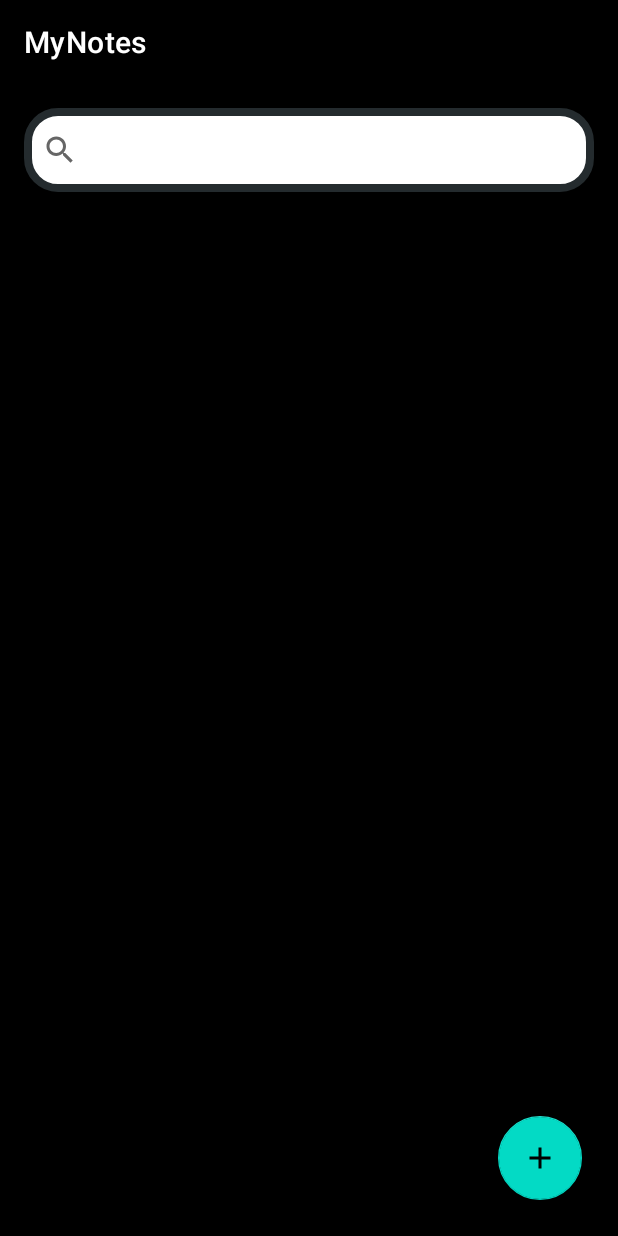
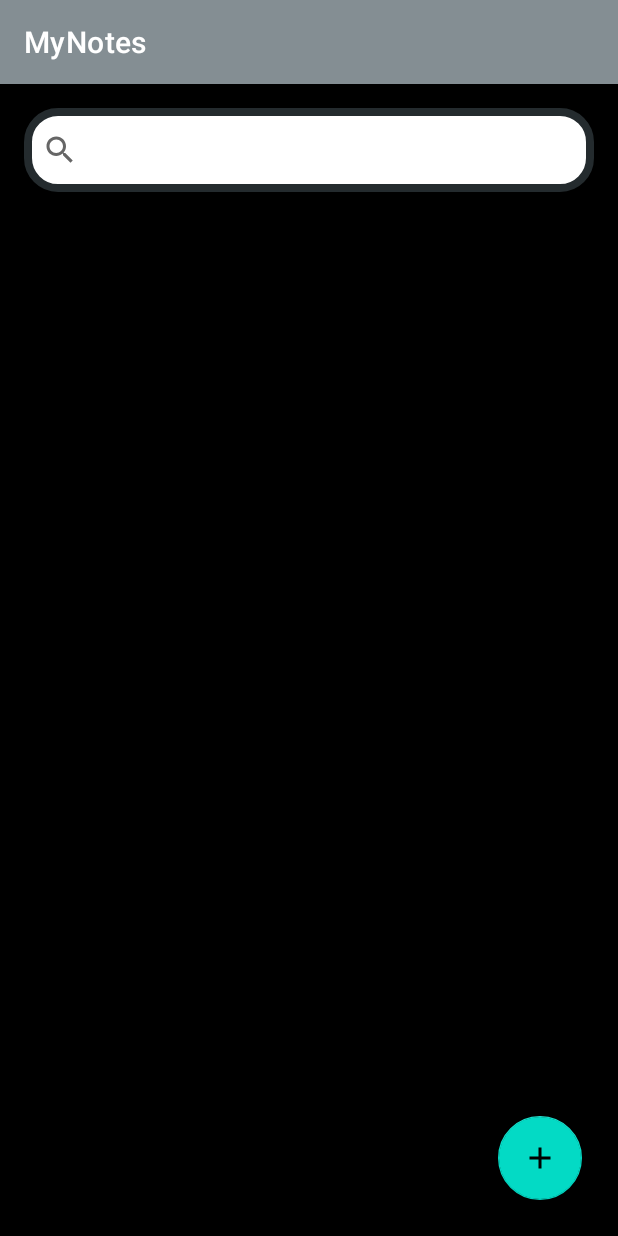
Before and after one commit to Puneets13/MyNotes, an Android app: the screen it shows after launch (MainActivity), on a phone screen of 412 x 824 dp. Run offline under Robolectric (Android 15) with nearby library versions, the phone set to English and light mode, and no system bars; our stand-ins replace Room's generated code.

```diff
--- a/app/src/main/res/values/colors.xml
+++ b/app/src/main/res/values/colors.xml
@@ -1,8 +1,8 @@
 <?xml version="1.0" encoding="utf-8"?>
 <resources>
-    <color name="purple_200">#FF000000</color>
-    <color name="purple_500">#FF000000</color>
-    <color name="purple_700">#FF000000</color>
+    <color name="purple_200">#77858C</color>
+    <color name="purple_500">#848E93</color>
+    <color name="purple_700">#77858C</color>
     <color name="teal_200">#FF03DAC5</color>
     <color name="teal_700">#FF018786</color>
     <color name="black">#FF000000</color>
```
